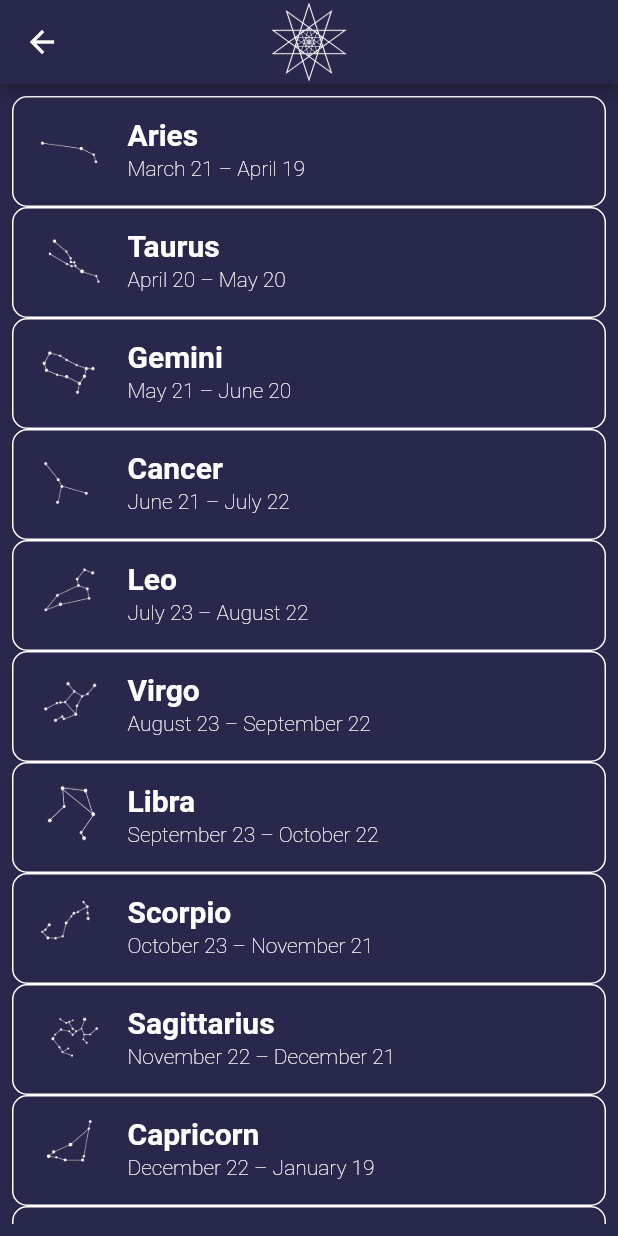
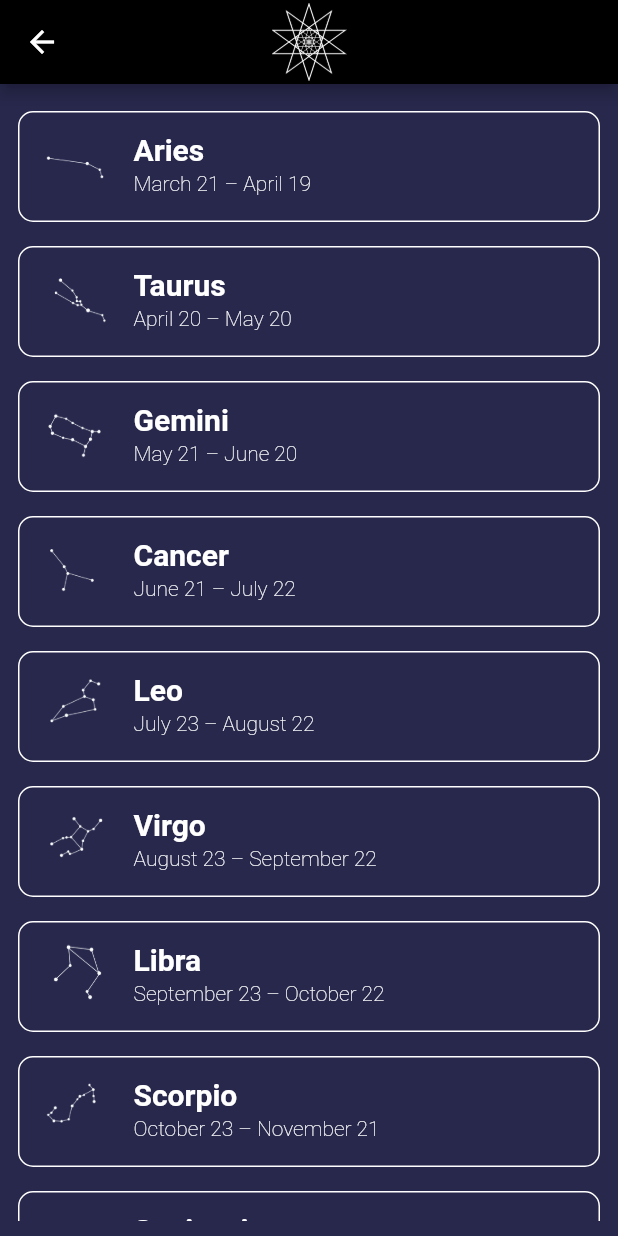
Before and after one commit to shreshukle1/demo_horo_app, a Flutter app: the HoroscopeList screen opened directly, on a phone screen of 412 x 824 dp. Run offline on Flutter 3.47's test engine with Material 2 defaults, Android fonts, the phone set to English and light mode, and no system bars; our stand-ins replace camera, cloud_firestore, datetime_picker_formfield, dropdown_formfield, firebase_auth, firebase_messaging and 5 more; missing offline and left inert: dart:ffi, esys_flutter_share, ff_navigation_bar, horoscope; accounts and stored records are empty.

Commit message:
color to be edit

```diff
--- a/lib/Screens/HoroscopeList.dart
+++ b/lib/Screens/HoroscopeList.dart
@@ -22,7 +22,7 @@ class _HoroscopeListState extends State<HoroscopeList> {
     return Scaffold(
 
         appBar: AppBar(
-          backgroundColor: Color.fromRGBO(40, 40, 77, 100),
+          backgroundColor: Color.fromRGBO(0, 0, 0, 100),
 centerTitle: true,
           title: Image.asset(
             "images/topStar.png",
@@ -30,14 +30,18 @@ class _HoroscopeListState extends State<HoroscopeList> {
           ),
         ),
         backgroundColor: Color.fromRGBO(40, 40, 77, 100),
-        body:  InkWell(
+        body:  Padding(
+          padding: const EdgeInsets.all(2.0),
+          child: InkWell(
           child: Padding(
             padding: const EdgeInsets.all(8.0),
             child: Container(
               child: ListView.builder(
                 itemCount: options.length,
                      itemBuilder: (context, i){
-                          return Container(
+                            return Padding(
+                              padding: const EdgeInsets.fromLTRB(2,8,2,8),
+                              child: Container(
                                 decoration: BoxDecoration(
                                     borderRadius: new BorderRadius.circular(10.0),
                                     border: Border.all(color: Colors.white)),
@@ -72,11 +76,13 @@ class _HoroscopeListState extends State<HoroscopeList> {
                     style: TextStyle(color: Colors.white, fontWeight: FontWeight.w100),
                   ),
                 ),
+                              ),
                             );
                      }
               ),
             ),
-        )));
+          )),
+        ));
   }
 
   // static const SUN_SIGNS =
--- a/lib/Screens/horoscope.dart
+++ b/lib/Screens/horoscope.dart
@@ -34,7 +34,8 @@ class HoroscopeSign extends StatelessWidget {
               appBar: AppBar(
                 centerTitle: true,
                 title: Text(selectedSunSign),
-                backgroundColor: Color.fromRGBO(0, 0, 51, 100),
+                backgroundColor: Color.fromRGBO(0, 0, 0, 100),
+
 
                 bottom: TabBar(
                   indicatorColor: Color.fromRGBO(0, 0, 51, 100),
```
Lines whose indentation alone changed are shown as unchanged.
